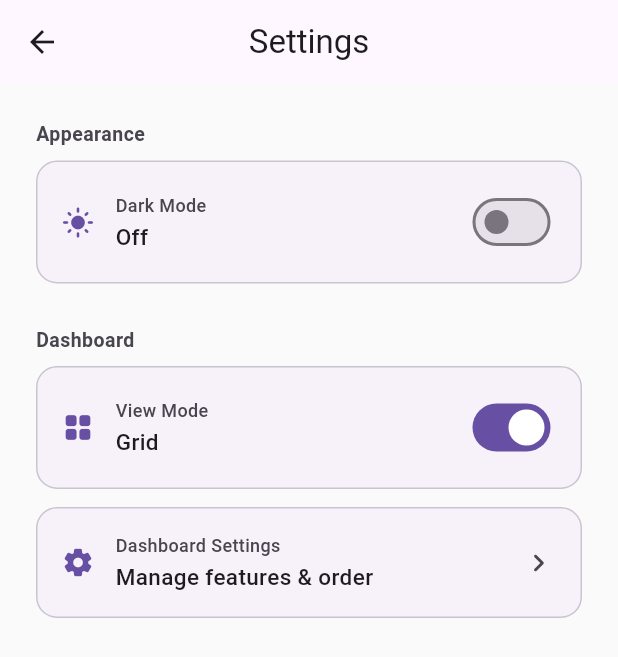
After one commit to Navarasan08/my_data_app, a Flutter app: the screen it shows once a user with an empty profile is signed in, item 4 of the bottom bar chosen, after a tap on the "settings" icon, on a phone screen of 412 x 824 dp. The commit adds this screen. Shown: the top 657 px of the screen. Run offline on Flutter 3.47's test engine with Material 3 defaults, Android fonts, the phone set to English and light mode, and no system bars; our stand-ins replace cloud_firestore, csv, file_picker, firebase_auth, firebase_core, firebase_storage and 6 more; missing offline and left inert: excel, flutter_email_sender; accounts and stored records are empty.

Commit message:
profile and settings page done

```diff
--- a/lib/src/auth/cubit/auth_cubit.dart
+++ b/lib/src/auth/cubit/auth_cubit.dart
@@ -81,6 +81,8 @@ class AuthCubit extends Cubit<AuthState> {
       await _saveCurrentAccount(email, password);
     } on FirebaseAuthException catch (e) {
       emit(state.copyWith(errorMessage: _mapErrorCode(e.code)));
+    } catch (e) {
+      emit(state.copyWith(errorMessage: 'Sign in failed: $e'));
     }
   }
 
@@ -92,6 +94,8 @@ class AuthCubit extends Cubit<AuthState> {
       await _saveCurrentAccount(email, password);
     } on FirebaseAuthException catch (e) {
       emit(state.copyWith(errorMessage: _mapErrorCode(e.code)));
+    } catch (e) {
+      emit(state.copyWith(errorMessage: 'Sign up failed: $e'));
     }
   }
 
@@ -105,6 +109,8 @@ class AuthCubit extends Cubit<AuthState> {
       await _saveCurrentAccount(account.email, account.password);
     } on FirebaseAuthException catch (e) {
       emit(state.copyWith(errorMessage: _mapErrorCode(e.code)));
+    } catch (e) {
+      emit(state.copyWith(errorMessage: 'Account switch failed: $e'));
     }
   }
 
--- a/lib/src/auth/login_screen.dart
+++ b/lib/src/auth/login_screen.dart
@@ -28,11 +28,14 @@ class _LoginScreenState extends State<LoginScreen> {
   Future<void> _handleLogin() async {
     if (!_formKey.currentState!.validate()) return;
     setState(() => _isLoading = true);
-    await context.read<AuthCubit>().signIn(
-          _emailController.text.trim(),
-          _passwordController.text,
-        );
-    if (mounted) setState(() => _isLoading = false);
+    try {
+      await context.read<AuthCubit>().signIn(
+            _emailController.text.trim(),
+            _passwordController.text,
+          );
+    } finally {
+      if (mounted) setState(() => _isLoading = false);
+    }
   }
 
   @override
--- /dev/null
+++ b/lib/src/settings/settings_page.dart
@@ -0,0 +1,168 @@
+import 'package:flutter/material.dart';
+import 'package:flutter_bloc/flutter_bloc.dart';
+import 'package:my_data_app/src/dashboard/dashboard_settings_cubit.dart';
+import 'package:my_data_app/src/dashboard/dashboard_settings_page.dart';
+import 'package:my_data_app/src/theme/theme_cubit.dart';
+
+class SettingsPage extends StatelessWidget {
+  const SettingsPage({super.key});
+
+  @override
+  Widget build(BuildContext context) {
+    final dashCubit = context.read<DashboardSettingsCubit>();
+
+    return Scaffold(
+      appBar: AppBar(
+        title: const Text('Settings'),
+        centerTitle: true,
+      ),
+      body: ListView(
+        padding: const EdgeInsets.all(24),
+        children: [
+          const _SectionLabel(label: 'Appearance'),
+          const SizedBox(height: 8),
+          BlocBuilder<ThemeCubit, ThemeMode>(
+            builder: (context, themeMode) {
+              final isDark = themeMode == ThemeMode.dark;
+              return _ActionTile(
+                icon: isDark
+                    ? Icons.dark_mode_rounded
+                    : Icons.light_mode_rounded,
+                label: 'Dark Mode',
+                value: isDark ? 'On' : 'Off',
+                trailing: Switch(
+                  value: isDark,
+                  onChanged: (_) => context.read<ThemeCubit>().toggle(),
+                ),
+              );
+            },
+          ),
+          const SizedBox(height: 16),
+          const _SectionLabel(label: 'Dashboard'),
+          const SizedBox(height: 8),
+          BlocBuilder<DashboardSettingsCubit, DashboardSettingsState>(
+            builder: (context, dashSettings) {
+              return _ActionTile(
+                icon: dashSettings.isGridView
+                    ? Icons.grid_view_rounded
+                    : Icons.view_list_rounded,
+                label: 'View Mode',
+                value: dashSettings.isGridView ? 'Grid' : 'List',
+                trailing: Switch(
+                  value: dashSettings.isGridView,
+                  onChanged: (_) => dashCubit.toggleViewMode(),
+                ),
+              );
+            },
+          ),
+          _ActionTile(
+            icon: Icons.settings_rounded,
+            label: 'Dashboard Settings',
+            value: 'Manage features & order',
+            onTap: () => Navigator.push(
+              context,
+              MaterialPageRoute(
+                builder: (_) => BlocProvider.value(
+                  value: dashCubit,
+                  child: const DashboardSettingsPage(),
+                ),
+              ),
+            ),
+          ),
+        ],
+      ),
+    );
+  }
+}
+
+class _SectionLabel extends StatelessWidget {
+  final String label;
+  const _SectionLabel({required this.label});
+
+  @override
+  Widget build(BuildContext context) {
+    return Align(
+      alignment: Alignment.centerLeft,
+      child: Text(
+        label,
+        style: TextStyle(
+          fontSize: 13,
+          fontWeight: FontWeight.w700,
+          color: Theme.of(context).colorScheme.onSurfaceVariant,
+          letterSpacing: 0.3,
+        ),
+      ),
+    );
+  }
+}
+
+class _ActionTile extends StatelessWidget {
+  final IconData icon;
+  final String label;
+  final String value;
+  final VoidCallback? onTap;
+  final Widget? trailing;
+
+  const _ActionTile({
+    required this.icon,
+    required this.label,
+    required this.value,
+    this.onTap,
+    this.trailing,
+  });
+
+  @override
+  Widget build(BuildContext context) {
+    final cs = Theme.of(context).colorScheme;
+    return Container(
+      margin: const EdgeInsets.only(bottom: 12),
+      decoration: BoxDecoration(
+        color: cs.surfaceContainerLow,
+        borderRadius: BorderRadius.circular(14),
+        border: Border.all(color: cs.outlineVariant),
+      ),
+      child: InkWell(
+        onTap: onTap,
+        borderRadius: BorderRadius.circular(14),
+        child: Padding(
+          padding: const EdgeInsets.all(16),
+          child: Row(
+            children: [
+              Icon(icon, color: cs.primary, size: 22),
+              const SizedBox(width: 14),
+              Expanded(
+                child: Column(
+                  crossAxisAlignment: CrossAxisAlignment.start,
+                  children: [
+                    Text(
+                      label,
+                      style: TextStyle(
+                        fontSize: 12,
+                        color: cs.onSurfaceVariant,
+                        fontWeight: FontWeight.w500,
+                      ),
+                    ),
+                    const SizedBox(height: 2),
+                    Text(
+                      value,
+                      style: const TextStyle(
+                        fontSize: 15,
+                        fontWeight: FontWeight.w500,
+                      ),
+                      maxLines: 1,
+                      overflow: TextOverflow.ellipsis,
+                    ),
+                  ],
+                ),
+              ),
+              if (trailing != null)
+                trailing!
+              else if (onTap != null)
+                Icon(Icons.chevron_right_rounded, color: cs.onSurfaceVariant),
+            ],
+          ),
+        ),
+      ),
+    );
+  }
+}
--- a/lib/src/shell/main_shell.dart
+++ b/lib/src/shell/main_shell.dart
@@ -6,6 +6,7 @@ import 'package:my_data_app/src/notifications/cubit/notification_cubit.dart';
 import 'package:my_data_app/src/notifications/cubit/notification_state.dart';
 import 'package:my_data_app/src/notifications/notification_service.dart';
 import 'package:my_data_app/src/notifications/notifications_page.dart';
+import 'package:my_data_app/src/profile/profile_page.dart';
 import 'package:my_data_app/src/schedule/cubit/schedule_cubit.dart';
 import 'package:my_data_app/src/schedule/schedule_detail_page.dart';
 import 'package:my_data_app/src/loans/cubit/loan_cubit.dart';
@@ -15,7 +16,7 @@ import 'package:my_data_app/src/chits/chit_screen.dart';
 import 'package:my_data_app/src/checklist/cubit/checklist_cubit.dart';
 import 'package:my_data_app/src/checklist/checklist_page.dart';
 
-/// Top-level shell with bottom navigation: Home / My Events / Notifications.
+/// Top-level shell with bottom navigation: Home / My Events / Alerts / Profile.
 class MainShell extends StatefulWidget {
   /// The shared local notifications service. Tap callbacks are wired here.
   final LocalNotificationService notificationService;
@@ -96,6 +97,7 @@ class _MainShellState extends State<MainShell> {
       NotificationsPage(
         onOpen: (n) => _routeTo(n.sourceModule, n.sourceItemId, n.sourceDate),
       ),
+      const ProfilePage(),
     ];
 
     // Intercept the system / browser back button.
@@ -147,6 +149,11 @@ class _MainShellState extends State<MainShell> {
                 ),
                 label: 'Alerts',
               ),
+              const NavigationDestination(
+                icon: Icon(Icons.person_outline_rounded),
+                selectedIcon: Icon(Icons.person_rounded),
+                label: 'Profile',
+              ),
             ],
           );
         },
```
Also changed, not shown: lib/src/auth/signup_screen.dart (+8 -5 lines), lib/src/goals/goal_page.dart (+7 -6 lines), lib/src/profile/profile_page.dart (+19 -139 lines).
